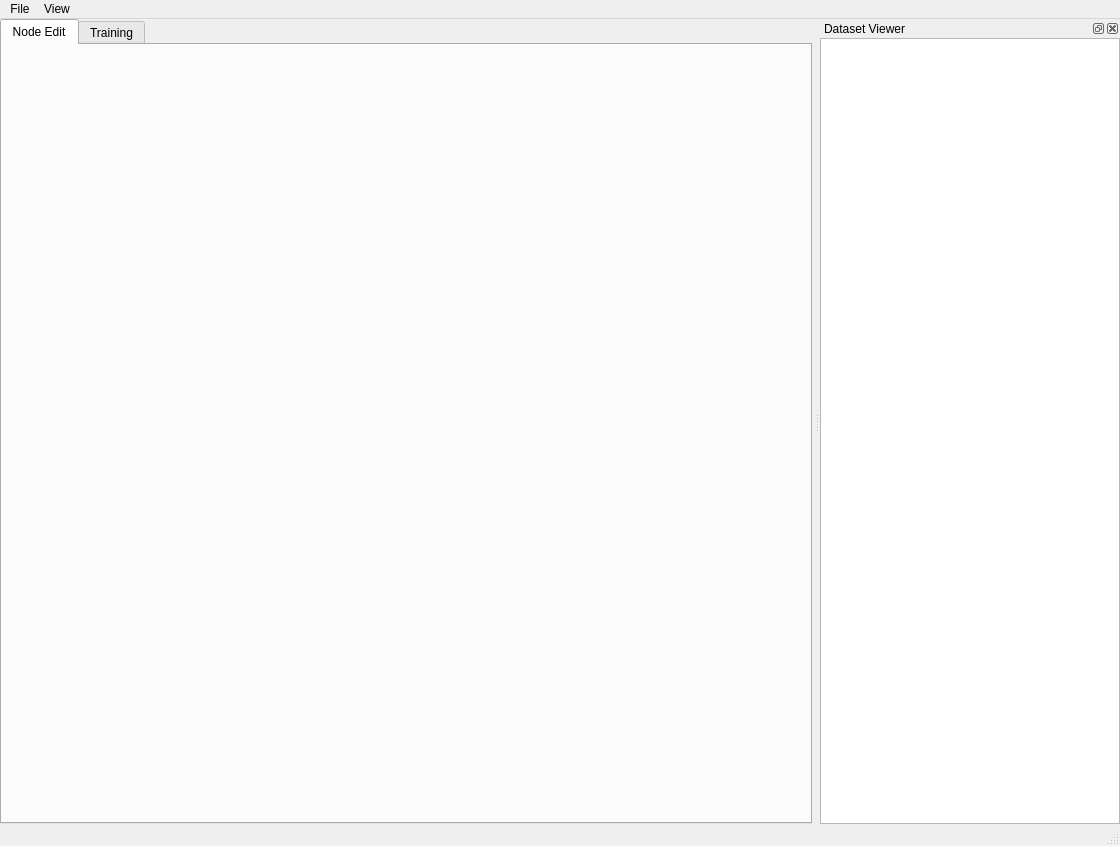
geomi737/Weave, file MainWindow.ui: the form before one commit.
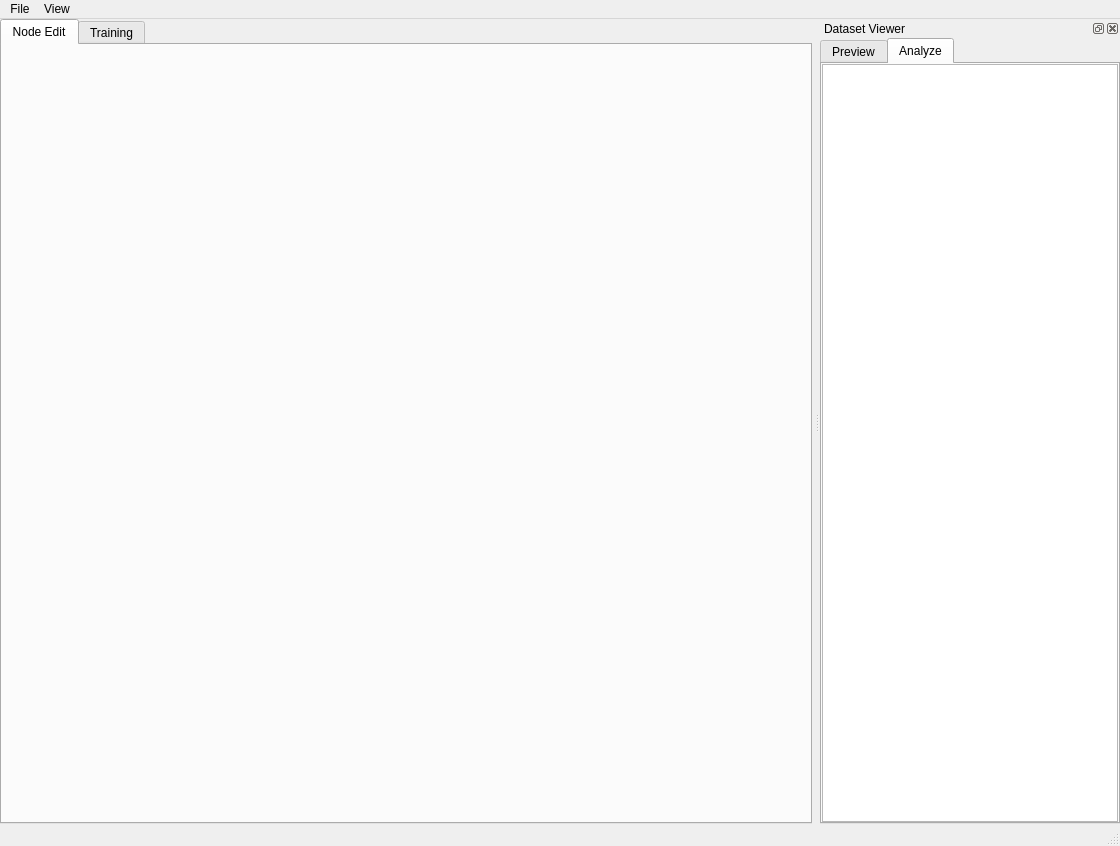
The form after the commit. The open tabs and pages were chosen to show the change. Icons and pictures are not drawn.

Diff of the .ui file:
```diff
--- a/MainWindow.ui
+++ b/MainWindow.ui
@@ -113,7 +113,7 @@
    <property name="minimumSize">
     <size>
      <width>300</width>
-     <height>125</height>
+     <height>171</height>
     </size>
    </property>
    <property name="windowIcon">
@@ -141,7 +141,70 @@
       <number>0</number>
      </property>
      <item>
-      <widget class="QTableWidget" name="tableWidget"/>
+      <widget class="QTabWidget" name="tabWidget_2">
+       <property name="currentIndex">
+        <number>0</number>
+       </property>
+       <widget class="QWidget" name="datasetPreview">
+        <attribute name="title">
+         <string>Preview</string>
+        </attribute>
+        <layout class="QVBoxLayout" name="verticalLayout_5">
+         <property name="leftMargin">
+          <number>0</number>
+         </property>
+         <property name="topMargin">
+          <number>0</number>
+         </property>
+         <property name="rightMargin">
+          <number>0</number>
+         </property>
+         <property name="bottomMargin">
+          <number>0</number>
+         </property>
+         <item>
+          <widget class="QTableWidget" name="tableWidget">
+           <property name="sortingEnabled">
+            <bool>true</bool>
+           </property>
+          </widget>
+         </item>
+        </layout>
+       </widget>
+       <widget class="QWidget" name="datasetAnalyze">
+        <attribute name="title">
+         <string>Analyze</string>
+        </attribute>
+        <layout class="QVBoxLayout" name="verticalLayout_6">
+         <property name="leftMargin">
+          <number>0</number>
+         </property>
+         <property name="topMargin">
+          <number>0</number>
+         </property>
+         <property name="rightMargin">
+          <number>0</number>
+         </property>
+         <property name="bottomMargin">
+          <number>0</number>
+         </property>
+         <item>
+          <widget class="QTextBrowser" name="datasetAnalysis">
+           <property name="html">
+            <string>&lt;!DOCTYPE HTML PUBLIC &quot;-//W3C//DTD HTML 4.0//EN&quot; &quot;http://www.w3.org/TR/REC-html40/strict.dtd&quot;&gt;
+&lt;html&gt;&lt;head&gt;&lt;meta name=&quot;qrichtext&quot; content=&quot;1&quot; /&gt;&lt;meta charset=&quot;utf-8&quot; /&gt;&lt;style type=&quot;text/css&quot;&gt;
+p, li { white-space: pre-wrap; }
+hr { height: 1px; border-width: 0; }
+li.unchecked::marker { content: &quot;\2610&quot;; }
+li.checked::marker { content: &quot;\2612&quot;; }
+&lt;/style&gt;&lt;/head&gt;&lt;body style=&quot; font-family:'Noto Sans'; font-size:10pt; font-weight:400; font-style:normal;&quot;&gt;
+&lt;p style=&quot;-qt-paragraph-type:empty; margin-top:0px; margin-bottom:0px; margin-left:0px; margin-right:0px; -qt-block-indent:0; text-indent:0px;&quot;&gt;&lt;br /&gt;&lt;/p&gt;&lt;/body&gt;&lt;/html&gt;</string>
+           </property>
+          </widget>
+         </item>
+        </layout>
+       </widget>
+      </widget>
      </item>
     </layout>
    </widget>
```
Left out of the diff: 6 changed lines with no effect on the pictures.
